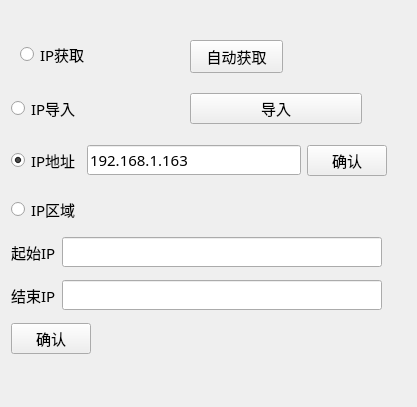
This is CleverManager/setups/upgrade/up_ips/up_ipswid.ui in ChinaClever/CleverManagerV3 as Qt 5 draws it before an edit. The edited form follows.
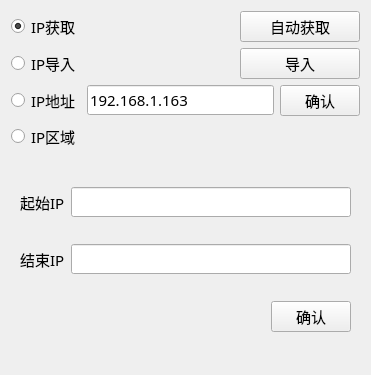
This is the edited form.

```diff
--- a/CleverManager/setups/upgrade/up_ips/up_ipswid.ui
+++ b/CleverManager/setups/upgrade/up_ips/up_ipswid.ui
@@ -6,8 +6,8 @@
    <rect>
     <x>0</x>
     <y>0</y>
-    <width>417</width>
-    <height>407</height>
+    <width>371</width>
+    <height>375</height>
    </rect>
   </property>
   <property name="maximumSize">
@@ -25,30 +25,97 @@
   <property name="windowTitle">
    <string>Form</string>
   </property>
+  <layout class="QGridLayout" name="gridLayout">
+   <item row="0" column="0">
+    <layout class="QHBoxLayout" name="horizontalLayout_3">
+     <item>
+      <widget class="QRadioButton" name="getRadio">
+       <property name="text">
+        <string>IP获取</string>
+       </property>
+       <property name="checked">
+        <bool>true</bool>
+       </property>
+      </widget>
+     </item>
+     <item>
+      <widget class="QPushButton" name="getBtn">
+       <property name="maximumSize">
+        <size>
+         <width>120</width>
+         <height>16777215</height>
+        </size>
+       </property>
+       <property name="text">
+        <string>自动获取</string>
+       </property>
+      </widget>
+     </item>
+    </layout>
+   </item>
+   <item row="1" column="0">
+    <layout class="QHBoxLayout" name="horizontalLayout">
+     <item>
+      <widget class="QRadioButton" name="exportRadio">
+       <property name="text">
+        <string>IP导入</string>
+       </property>
+      </widget>
+     </item>
+     <item>
+      <widget class="QPushButton" name="exportBtn">
+       <property name="maximumSize">
+        <size>
+         <width>120</width>
+         <height>16777215</height>
+        </size>
+       </property>
+       <property name="text">
+        <string>导入</string>
+       </property>
+      </widget>
+     </item>
+    </layout>
+   </item>
+   <item row="2" column="0">
+    <layout class="QHBoxLayout" name="horizontalLayout_2">
+     <item>
+      <widget class="QRadioButton" name="ipRadio">
+       <property name="text">
+        <string>IP地址</string>
+       </property>
+       <property name="checked">
+        <bool>false</bool>
+       </property>
+      </widget>
+     </item>
+     <item>
+      <widget class="QLineEdit" name="ipEdit">
+       <property name="text">
+        <string>192.168.1.163</string>
+       </property>
+      </widget>
+     </item>
+     <item>
+      <widget class="QPushButton" name="ipBtn">
+       <property name="text">
+        <string>确认</string>
+       </property>
+      </widget>
+     </item>
+    </layout>
+   </item>
+   <item row="3" column="0">
   <widget class="QRadioButton" name="ipsRadio">
-   <property name="geometry">
-    <rect>
-     <x>11</x>
-     <y>195</y>
-     <width>371</width>
-     <height>28</height>
-    </rect>
-   </property>
    <property name="text">
     <string>IP区域</string>
    </property>
   </widget>
+   </item>
+   <item row="4" column="0">
   <widget class="QWidget" name="widget" native="true">
-   <property name="geometry">
-    <rect>
-     <x>11</x>
-     <y>230</y>
-     <width>371</width>
-     <height>133</height>
-    </rect>
-   </property>
-   <layout class="QVBoxLayout" name="verticalLayout_2">
-    <item>
+     <layout class="QGridLayout" name="gridLayout_2">
+      <item row="0" column="0">
      <layout class="QHBoxLayout" name="horizontalLayout_5">
       <item>
        <widget class="QLabel" name="label">
@@ -62,7 +129,7 @@
       </item>
      </layout>
     </item>
-    <item>
+      <item row="1" column="0">
      <layout class="QHBoxLayout" name="horizontalLayout_6">
       <item>
        <widget class="QLabel" name="label_2">
@@ -76,6 +143,21 @@
       </item>
      </layout>
     </item>
+      <item row="2" column="0">
+       <layout class="QHBoxLayout" name="horizontalLayout_4">
+        <item>
+         <spacer name="horizontalSpacer">
+          <property name="orientation">
+           <enum>Qt::Horizontal</enum>
+          </property>
+          <property name="sizeHint" stdset="0">
+           <size>
+            <width>40</width>
+            <height>20</height>
+           </size>
+          </property>
+         </spacer>
+        </item>
     <item>
      <widget class="QPushButton" name="ipsBtn">
       <property name="sizePolicy">
@@ -90,95 +172,11 @@
      </widget>
     </item>
    </layout>
-  </widget>
-  <widget class="QRadioButton" name="getRadio">
-   <property name="geometry">
-    <rect>
-     <x>20</x>
-     <y>40</y>
-     <width>79</width>
-     <height>28</height>
-    </rect>
-   </property>
-   <property name="text">
-    <string>IP获取</string>
-   </property>
-  </widget>
-  <widget class="QPushButton" name="getBtn">
-   <property name="geometry">
-    <rect>
-     <x>190</x>
-     <y>40</y>
-     <width>93</width>
-     <height>33</height>
-    </rect>
-   </property>
-   <property name="text">
-    <string>自动获取</string>
-   </property>
-  </widget>
-  <widget class="QWidget" name="layoutWidget">
-   <property name="geometry">
-    <rect>
-     <x>11</x>
-     <y>91</y>
-     <width>351</width>
-     <height>35</height>
-    </rect>
-   </property>
-   <layout class="QHBoxLayout" name="horizontalLayout">
-    <item>
-     <widget class="QRadioButton" name="exportRadio">
-      <property name="text">
-       <string>IP导入</string>
-      </property>
-     </widget>
-    </item>
-    <item>
-     <widget class="QPushButton" name="exportBtn">
-      <property name="text">
-       <string>导入</string>
-      </property>
-     </widget>
-    </item>
-   </layout>
-  </widget>
-  <widget class="QWidget" name="layoutWidget">
-   <property name="geometry">
-    <rect>
-     <x>11</x>
-     <y>143</y>
-     <width>376</width>
-     <height>35</height>
-    </rect>
-   </property>
-   <layout class="QHBoxLayout" name="horizontalLayout_2">
-    <item>
-     <widget class="QRadioButton" name="ipRadio">
-      <property name="text">
-       <string>IP地址</string>
-      </property>
-      <property name="checked">
-       <bool>true</bool>
-      </property>
-     </widget>
-    </item>
-    <item>
-     <widget class="QLineEdit" name="ipEdit">
-      <property name="text">
-       <string>192.168.1.163</string>
-      </property>
-     </widget>
-    </item>
-    <item>
-     <widget class="QPushButton" name="ipBtn">
-      <property name="text">
-       <string>确认</string>
-      </property>
-     </widget>
-    </item>
-   </layout>
-  </widget>
+      </item>
+     </layout>
+    </widget>
+   </item>
+  </layout>
  </widget>
  <resources/>
  <connections/>
```
Lines whose indentation alone changed are shown as unchanged.
